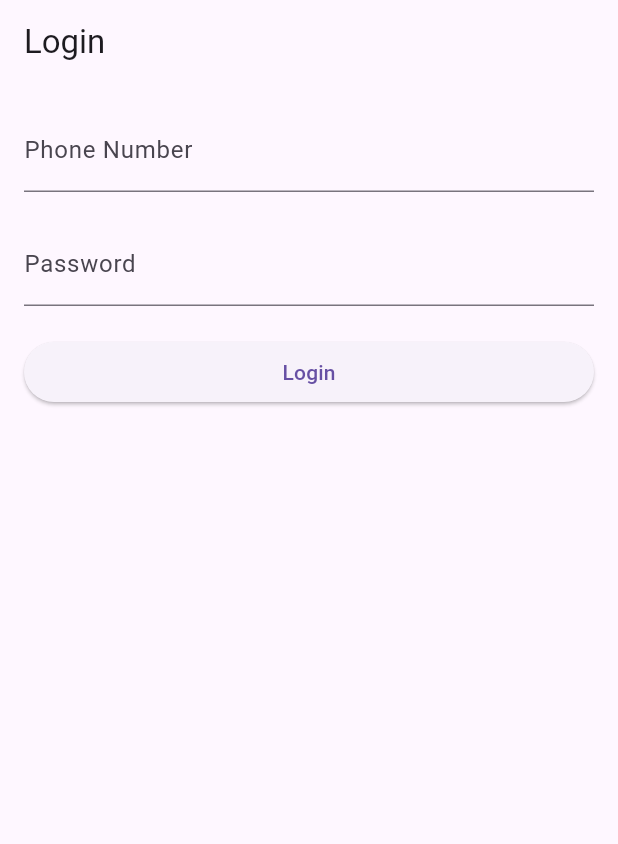
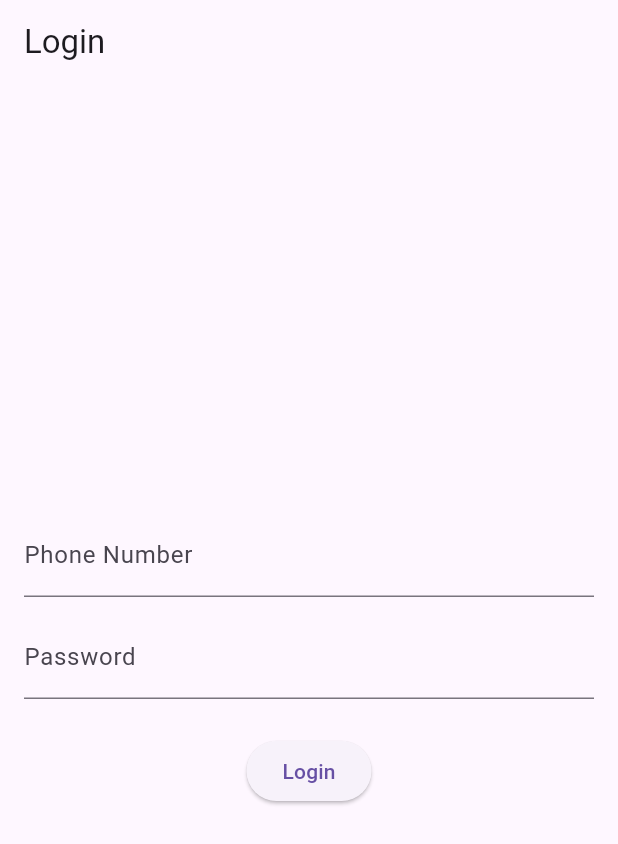
Before and after one commit to zahidnayon/test_for_job, a Flutter app: the screen it shows after launch, on a phone screen of 412 x 824 dp. Shown: the top 844 px of the screen. Run offline on Flutter 3.47's test engine with Material 3 defaults, Android fonts, the phone set to English and light mode, and no system bars; our stand-ins replace fluttertoast.

Commit message:
finished task

```diff
--- /dev/null
+++ b/lib/login_screen.dart
@@ -0,0 +1,58 @@
+import 'package:flutter/material.dart';
+import 'package:fluttertoast/fluttertoast.dart';
+import 'package:test_for_job/api_service.dart';
+
+class LoginScreen extends StatelessWidget {
+  final TextEditingController phoneController = TextEditingController();
+  final TextEditingController passwordController = TextEditingController();
+
+  Future<void> login(BuildContext context) async {
+    final String phone = phoneController.text.trim();
+    final String password = passwordController.text;
+
+    final Map<String, dynamic> responseData = await AuthService.login(phone, password);
+
+    if (responseData['status'] == true) {
+      Fluttertoast.showToast(msg: "Login Successful");
+    } else {
+      if (responseData['error'] != null && responseData['error']['password'] != null) {
+        Fluttertoast.showToast(msg: responseData['error']['password'][0]);
+      } else if (responseData['error'] != null && responseData['error']['phone'] != null) {
+        Fluttertoast.showToast(msg: responseData['error']['phone'][0]);
+      } else {
+        Fluttertoast.showToast(msg: responseData['error'].values.first[0]);
+      }
+    }
+  }
+
+  @override
+  Widget build(BuildContext context) {
+    return Scaffold(
+      appBar: AppBar(title: Text('Login')),
+      body: Padding(
+        padding: EdgeInsets.all(16.0),
+        child: Column(
+          mainAxisAlignment: MainAxisAlignment.center,
+          children: [
+            TextField(
+              controller: phoneController,
+              keyboardType: TextInputType.phone,
+              decoration: InputDecoration(labelText: 'Phone Number'),
+            ),
+            SizedBox(height: 12.0),
+            TextField(
+              controller: passwordController,
+              obscureText: true,
+              decoration: InputDecoration(labelText: 'Password'),
+            ),
+            SizedBox(height: 24.0),
+            ElevatedButton(
+              onPressed: () => login(context),
+              child: Text('Login'),
+            ),
+          ],
+        ),
+      ),
+    );
+  }
+}
--- a/lib/main.dart
+++ b/lib/main.dart
@@ -1,93 +1,18 @@
 import 'package:flutter/material.dart';
-import 'package:test_for_job/api_service.dart';
+import 'package:test_for_job/login_screen.dart';
+
 
 void main() {
-  runApp(LoginScreen());
+  runApp(LoginApp());
 }
 
-class LoginScreen extends StatelessWidget {
+class LoginApp extends StatelessWidget {
   @override
   Widget build(BuildContext context) {
     return MaterialApp(
-      debugShowCheckedModeBanner: false,
-      home: Scaffold(
-        appBar: AppBar(
-          title: Text('Login'),
-        ),
-        body: Padding(
-          padding: EdgeInsets.all(16.0),
-          child: LoginForm(),
-        ),
-      ),
+      title: 'Login App',
+      theme: ThemeData(primarySwatch: Colors.blue),
+      home: LoginScreen(),
     );
   }
 }
-
-class LoginForm extends StatelessWidget {
-  final TextEditingController _phoneController = TextEditingController();
-  final TextEditingController _passwordController = TextEditingController();
-
-  final ApiService apiService = ApiService();
-
-  void _login(BuildContext context) async {
-    final String phone = _phoneController.text;
-    final String password = _passwordController.text;
-
-    try {
-      final result = await apiService.login(phone, password);
-      if (result['status']) {
-        // Login successful
-        ScaffoldMessenger.of(context).showSnackBar(
-          SnackBar(
-            content: Text("Login Successful!"),
-            duration: Duration(seconds: 2),
-          ),
-        );
-      } else {
-        // Login failed
-        ScaffoldMessenger.of(context).showSnackBar(
-          SnackBar(
-            content: Text(result['message']),
-            duration: Duration(seconds: 2),
-          ),
-        );
-      }
-    } catch (e) {
-      // Catch error and show snackbar with message to provide valid phone number
-      ScaffoldMessenger.of(context).showSnackBar(
-        SnackBar(
-          content: Text("Phone or password did't match"),
-          duration: Duration(seconds: 2),
-        ),
-      );
-    }
-  }
-
-  @override
-  Widget build(BuildContext context) {
-    return Column(
-      crossAxisAlignment: CrossAxisAlignment.stretch,
-      children: <Widget>[
-        TextField(
-          controller: _phoneController,
-          decoration: InputDecoration(
-            labelText: 'Phone Number',
-          ),
-        ),
-        SizedBox(height: 20.0),
-        TextField(
-          controller: _passwordController,
-          obscureText: true,
-          decoration: InputDecoration(
-            labelText: 'Password',
-          ),
-        ),
-        SizedBox(height: 20.0),
-        ElevatedButton(
-          onPressed: () => _login(context),
-          child: Text('Login'),
-        ),
-      ],
-    );
-  }
-}
--- a/pubspec.yaml
+++ b/pubspec.yaml
@@ -36,6 +36,7 @@ dependencies:
   # Use with the CupertinoIcons class for iOS style icons.
   cupertino_icons: ^1.0.2
   http: ^1.2.0
+  fluttertoast: ^8.2.4
 
 dev_dependencies:
   flutter_test:
```
Also changed, not shown: lib/api_service.dart (+8 -17 lines), pubspec.lock.
